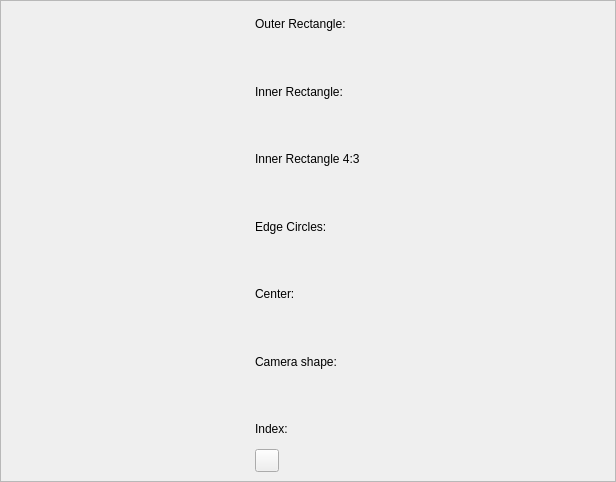
First picture: the form in ui/uifiles/settings/cameras.ui, repository timofey260/RWE-Sharp, before the edit.
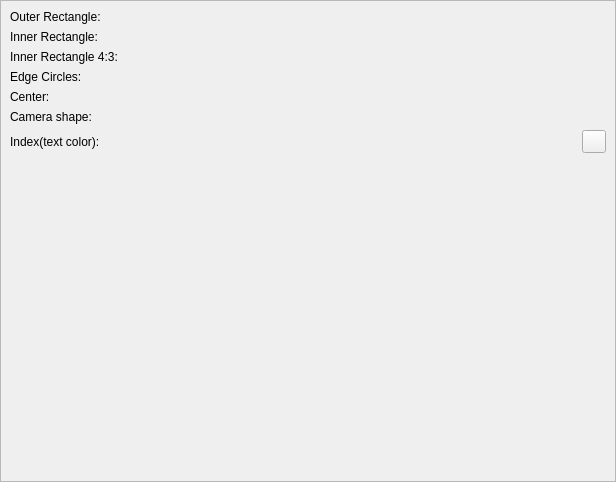
Second picture: the form after the edit. Custom widgets are drawn as their Qt base class.

Commit message: transparent colors

```diff
--- a/ui/uifiles/settings/cameras.ui
+++ b/ui/uifiles/settings/cameras.ui
@@ -44,6 +44,8 @@
        <item>
         <layout class="QVBoxLayout" name="verticalLayout">
          <item>
+          <layout class="QHBoxLayout" name="horizontalLayout_2">
+           <item>
           <widget class="QLabel" name="label">
            <property name="text">
             <string>Outer Rectangle:</string>
@@ -53,6 +55,10 @@
          <item>
           <widget class="PenPicker" name="rect1" native="true"/>
          </item>
+          </layout>
+         </item>
+         <item>
+          <layout class="QHBoxLayout" name="horizontalLayout_3">
          <item>
           <widget class="QLabel" name="label_2">
            <property name="text">
@@ -63,16 +69,24 @@
          <item>
           <widget class="PenPicker" name="rect2" native="true"/>
          </item>
+          </layout>
+         </item>
+         <item>
+          <layout class="QHBoxLayout" name="horizontalLayout_4">
          <item>
           <widget class="QLabel" name="label_3">
            <property name="text">
-            <string>Inner Rectangle 4:3</string>
+              <string>Inner Rectangle 4:3:</string>
            </property>
           </widget>
          </item>
          <item>
           <widget class="PenPicker" name="rect3" native="true"/>
          </item>
+          </layout>
+         </item>
+         <item>
+          <layout class="QHBoxLayout" name="horizontalLayout_5">
          <item>
           <widget class="QLabel" name="label_4">
            <property name="text">
@@ -83,6 +97,10 @@
          <item>
           <widget class="PenPicker" name="circle" native="true"/>
          </item>
+          </layout>
+         </item>
+         <item>
+          <layout class="QHBoxLayout" name="horizontalLayout_6">
          <item>
           <widget class="QLabel" name="label_5">
            <property name="text">
@@ -93,6 +111,10 @@
          <item>
           <widget class="PenPicker" name="center" native="true"/>
          </item>
+          </layout>
+         </item>
+         <item>
+          <layout class="QHBoxLayout" name="horizontalLayout_7">
          <item>
           <widget class="QLabel" name="label_7">
            <property name="text">
@@ -103,10 +125,14 @@
          <item>
           <widget class="PenPicker" name="poly" native="true"/>
          </item>
+          </layout>
+         </item>
+         <item>
+          <layout class="QHBoxLayout" name="horizontalLayout_8">
          <item>
           <widget class="QLabel" name="label_6">
            <property name="text">
-            <string>Index:</string>
+              <string>Index(text color):</string>
            </property>
           </widget>
          </item>
@@ -119,6 +145,21 @@
             <string/>
            </property>
           </widget>
+           </item>
+          </layout>
+         </item>
+         <item>
+          <spacer name="verticalSpacer">
+           <property name="orientation">
+            <enum>Qt::Orientation::Vertical</enum>
+           </property>
+           <property name="sizeHint" stdset="0">
+            <size>
+             <width>20</width>
+             <height>40</height>
+            </size>
+           </property>
+          </spacer>
          </item>
         </layout>
        </item>
```
Lines whose indentation alone changed are shown as unchanged. The commit also changes 2 other files.
